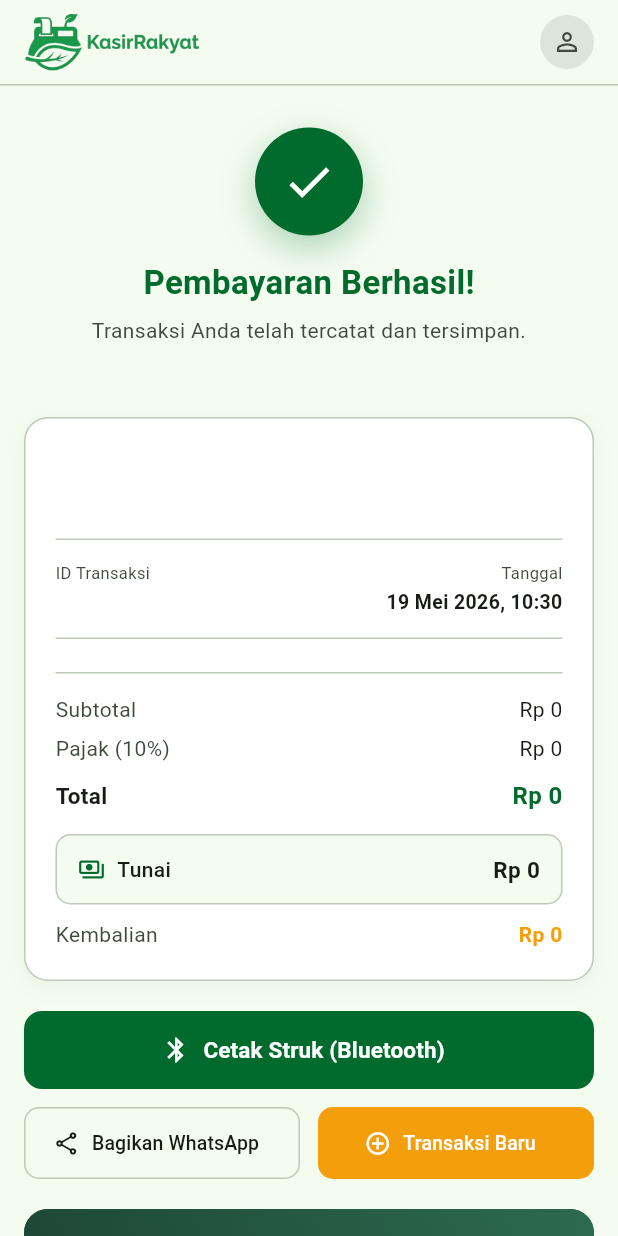
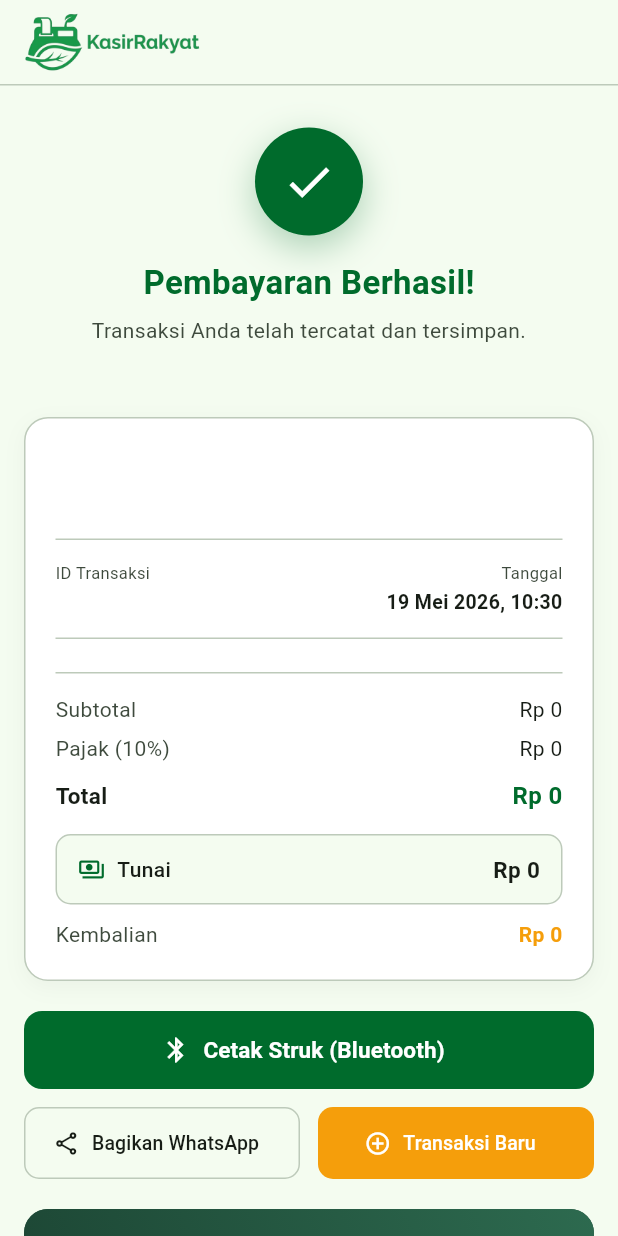
Before and after one commit to sevikharvarid/KasirRakyat_Mobile, a Flutter app: the ReceiptScreen screen opened directly with empty values, on a phone screen of 412 x 824 dp. Run offline on Flutter 3.47's test engine with Material 3 defaults, Android fonts, the phone set to English and light mode, and no system bars; our stand-ins replace fl_chart, flutter_bloc, freezed_annotation, share_plus, shared_preferences, shimmer; missing offline and left inert: flutter_bluetooth_printer; accounts and stored records are empty.

Commit message:
change yaml

```diff
--- a/lib/features/pos/screens/receipt_screen.dart
+++ b/lib/features/pos/screens/receipt_screen.dart
@@ -65,19 +65,6 @@ class _Header extends StatelessWidget {
                   fit: BoxFit.contain,
                 ),
                 const Spacer(),
-                Container(
-                  width: 36,
-                  height: 36,
-                  decoration: BoxDecoration(
-                    color: AppColors.primaryChipInactive,
-                    shape: BoxShape.circle,
-                  ),
-                  child: const Icon(
-                    Icons.person_outline,
-                    color: AppColors.textSecondary,
-                    size: 20,
-                  ),
-                ),
               ],
             ),
           ),
```
Also changed, not shown: 2 other files.
